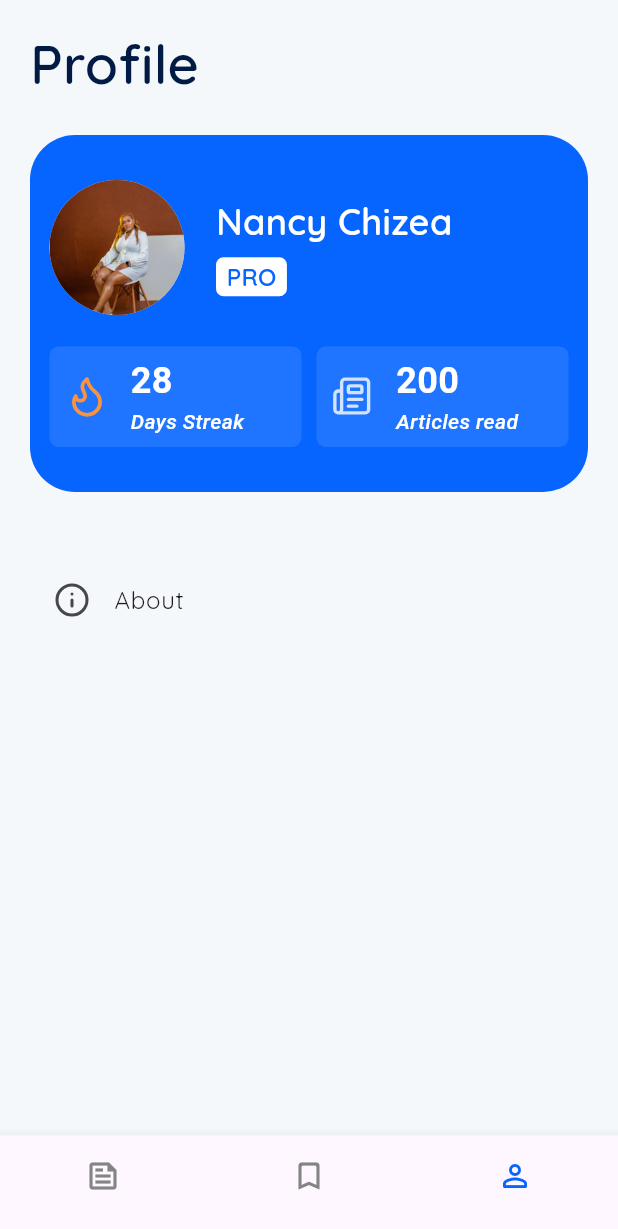
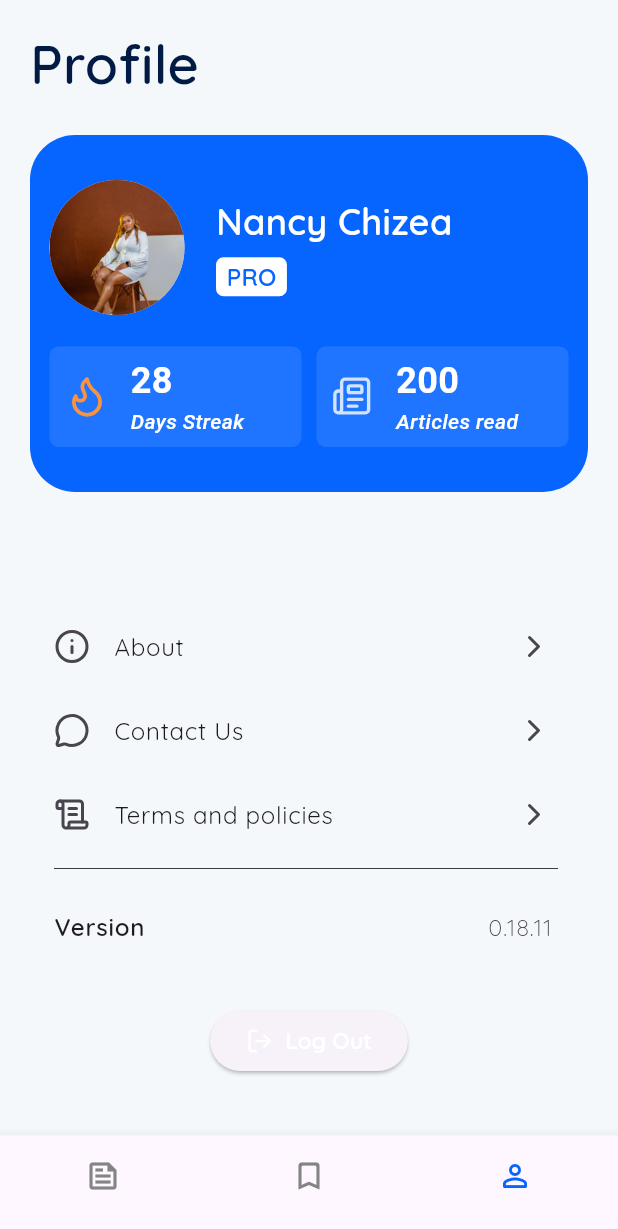
Before and after one commit to scorpiobish/article_daily, a Flutter app: the screen it shows after launch, item 3 of the bottom bar chosen, on a phone screen of 412 x 824 dp. Shown: the top 1229 px of the screen. Run offline on Flutter 3.47's test engine with Material 3 defaults, Android fonts, the phone set to English and light mode, and no system bars; our stand-ins replace google_fonts, lucide_icons.

Commit message:
Complete Profile Page

```diff
--- a/lib/general.dart
+++ b/lib/general.dart
@@ -2,7 +2,6 @@ import 'package:article_daily/profile.dart';
 import 'package:article_daily/saved.dart';
 import 'package:article_daily/todays_articles.dart';
 import 'package:flutter/material.dart';
-import 'package:google_fonts/google_fonts.dart';
 
 class General extends StatefulWidget {
   const General({super.key});
@@ -26,6 +25,7 @@ class _GeneralState extends State<General> {
       _currentIndex = selectedIndex;
     });
 
+    // ignore: avoid_print
     print('current index is $_currentIndex');
   }
 
--- a/lib/profile.dart
+++ b/lib/profile.dart
@@ -1,3 +1,4 @@
+import 'package:flutter/gestures.dart';
 import 'package:google_fonts/google_fonts.dart';
 import 'package:flutter/material.dart';
 import 'package:lucide_icons/lucide_icons.dart';
@@ -8,7 +9,7 @@ class Profile extends StatelessWidget {
   @override
   Widget build(BuildContext context) {
     return Scaffold(
-        backgroundColor: Color(0xffF5F8FA),
+        backgroundColor: const Color(0xffF5F8FA),
         body: SingleChildScrollView(
           child: Padding(
             padding: const EdgeInsets.all(20.0),
@@ -27,7 +28,7 @@ class Profile extends StatelessWidget {
                     ),
                   ),
                 ),
-                SizedBox(height: 25.0),
+                const SizedBox(height: 25.0),
                 Align(
                   alignment: Alignment.topLeft,
                   child: Container(
@@ -35,20 +36,18 @@ class Profile extends StatelessWidget {
                         vertical: 30.0, horizontal: 13),
                     decoration: BoxDecoration(
                       borderRadius: BorderRadius.circular(30),
-                      color: Color(0xff0665FF),
-                      //  Align(
-                      //   alignment: Alignment.centerLeft,
+                      color: const Color(0xff0665FF),
                     ),
                     child: Column(
                       children: [
                         Row(
                           mainAxisAlignment: MainAxisAlignment.start,
                           children: [
-                            CircleAvatar(
+                            const CircleAvatar(
                               radius: 45,
                               backgroundImage: AssetImage('assets/avatar.jpeg'),
                             ),
-                            SizedBox(width: 21.0),
+                            const SizedBox(width: 21.0),
                             Column(
                               crossAxisAlignment: CrossAxisAlignment.start,
                               verticalDirection: VerticalDirection.down,
@@ -63,7 +62,7 @@ class Profile extends StatelessWidget {
                                         color: Colors.white),
                                   ),
                                 ),
-                                SizedBox(height: 9.0),
+                                const SizedBox(height: 9.0),
                                 Container(
                                     padding: const EdgeInsets.fromLTRB(
                                         7.0, 2.0, 7.0, 1.0),
@@ -84,7 +83,7 @@ class Profile extends StatelessWidget {
                             ),
                           ],
                         ),
-                        SizedBox(height: 21.0),
+                        const SizedBox(height: 21.0),
                         Row(
                           mainAxisAlignment: MainAxisAlignment.start,
                           children: [
@@ -97,22 +96,22 @@ class Profile extends StatelessWidget {
                                     color: Colors.white.withOpacity(0.1)),
                                 child: Row(
                                   children: [
-                                    Icon(
+                                    const Icon(
                                       LucideIcons.flame,
                                       size: 30.0,
                                       weight: 11.0,
                                       color: Color(0xfffb923c),
                                     ),
-                                    SizedBox(width: 14.0),
+                                    const SizedBox(width: 14.0),
                                     Text.rich(
                                       TextSpan(
                                         text: '28\n',
-                                        style: TextStyle(
+                                        style: const TextStyle(
                                           fontSize: 24,
                                           fontWeight: FontWeight.w600,
                                         ),
                                         children: [
-                                          TextSpan(
+                                          const TextSpan(
                                             text: 'Days Streak',
                                             style: TextStyle(
                                                 fontSize: 14,
@@ -122,7 +121,7 @@ class Profile extends StatelessWidget {
                                         ],
                                       ),
                                       style: GoogleFonts.quicksand(
-                                        textStyle: TextStyle(
+                                        textStyle: const TextStyle(
                                           color: Colors.white,
                                         ),
                                       ),
@@ -131,7 +130,7 @@ class Profile extends StatelessWidget {
                                 ),
                               ),
                             ),
-                            SizedBox(width: 10.0),
+                            const SizedBox(width: 10.0),
                             Expanded(
                               child: Container(
                                 padding: const EdgeInsets.fromLTRB(
@@ -147,16 +146,16 @@ class Profile extends StatelessWidget {
                                       weight: 13.0,
                                       color: Colors.white.withOpacity(0.8),
                                     ),
-                                    SizedBox(width: 16.0),
+                                    const SizedBox(width: 16.0),
                                     Text.rich(
                                       TextSpan(
                                         text: '200\n',
-                                        style: TextStyle(
+                                        style: const TextStyle(
                                           fontSize: 24,
                                           fontWeight: FontWeight.w600,
                                         ),
                                         children: [
-                                          TextSpan(
+                                          const TextSpan(
                                             text: 'Articles read',
                                             style: TextStyle(
                                                 fontSize: 14,
@@ -166,7 +165,7 @@ class Profile extends StatelessWidget {
                                         ],
                                       ),
                                       style: GoogleFonts.quicksand(
-                                        textStyle: TextStyle(
+                                        textStyle: const TextStyle(
                                           color: Colors.white,
                                         ),
                                       ),
@@ -181,15 +180,91 @@ class Profile extends StatelessWidget {
                     ),
                   ),
                 ),
-                SizedBox(
-                  height: 44.0,
+                const SizedBox(
+                  height: 75.0,
                 ),
                 ListTile(
-                  leading: Icon(LucideIcons.info), title: Text('About', style: GoogleFonts.quicksand(fontSize: 16)),
-                )
-              ]),
+                  leading: const Icon(LucideIcons.info),
+                  title: Text(
+                    'About',
+                    style: GoogleFonts.quicksand(fontSize: 16),
+                  ),
+                  trailing: const Icon(LucideIcons.chevronRight),
+                ),
+                ListTile(
+                  leading: const Icon(LucideIcons.messageCircle),
+                  title: Text(
+                    'Contact Us',
+                    style: GoogleFonts.quicksand(fontSize: 16),
+                  ),
+                  trailing: const Icon(LucideIcons.chevronRight),
+                ),
+                ListTile(
+                  leading: const Icon(LucideIcons.scrollText),
+                  title: Text(
+                    'Terms and policies',
+                    style: GoogleFonts.quicksand(fontSize: 16),
+                  ),
+                  trailing: const Icon(LucideIcons.chevronRight),
+                ),
+                const Divider(
+                  color: Colors.black,
+                  thickness: 0.5,
+                  indent: 16,
+                  endIndent: 20,
+                ),
+                SizedBox(
+                  height: 18,
+                  child: ListTile(
+                    title: Text(
+                      'Version',
+                      style: GoogleFonts.quicksand(
+                        fontSize: 16,
+                        fontWeight: FontWeight.w600,
+                      ),
+                    ),
+                    trailing: Text('0.18.11',
+                        style: GoogleFonts.quicksand(
+                          textStyle: const TextStyle(
+                              fontSize: 16, fontWeight: FontWeight.w300),
+                        )),
+                  ),
+                ),
+                const SizedBox(height: 65), ElevatedButton(onPressed:(){print(
+                        'Logout button tapped'); // i will add to logic later ;)
+                }, child: Row(
+                      mainAxisSize: MainAxisSize.min,
+                      children: [
+                        const Icon(LucideIcons.logOut,
+                            color: Colors.white), // Add an icon
+                        const SizedBox(width: 8),
+                        Text(
+                          'Log Out',
+                          style: GoogleFonts.quicksand(
+                            fontSize: 15,
+                            fontWeight: FontWeight.w600,
+                            color: Colors.white,
+                          ),
+                        ),
+                      ],
+                    ),),
+                // GestureDetector(
+                //   onTap: () {
+                //     print(
+                //         'Logout button tapped'); // i will add to logic later ;)
+                //   },
+                //   child: Container(
+                //     padding: const EdgeInsets.symmetric(
+                //         vertical: 38, horizontal: 319),
+                //     decoration: BoxDecoration(
+                //       color: Color(0xff011B45),
+                //       borderRadius: BorderRadius.circular(8),
+                //     ),
+
+                  ]),
+                ),
+              ),
             ),
-          ),
-        ));
+        );
   }
 }
```
